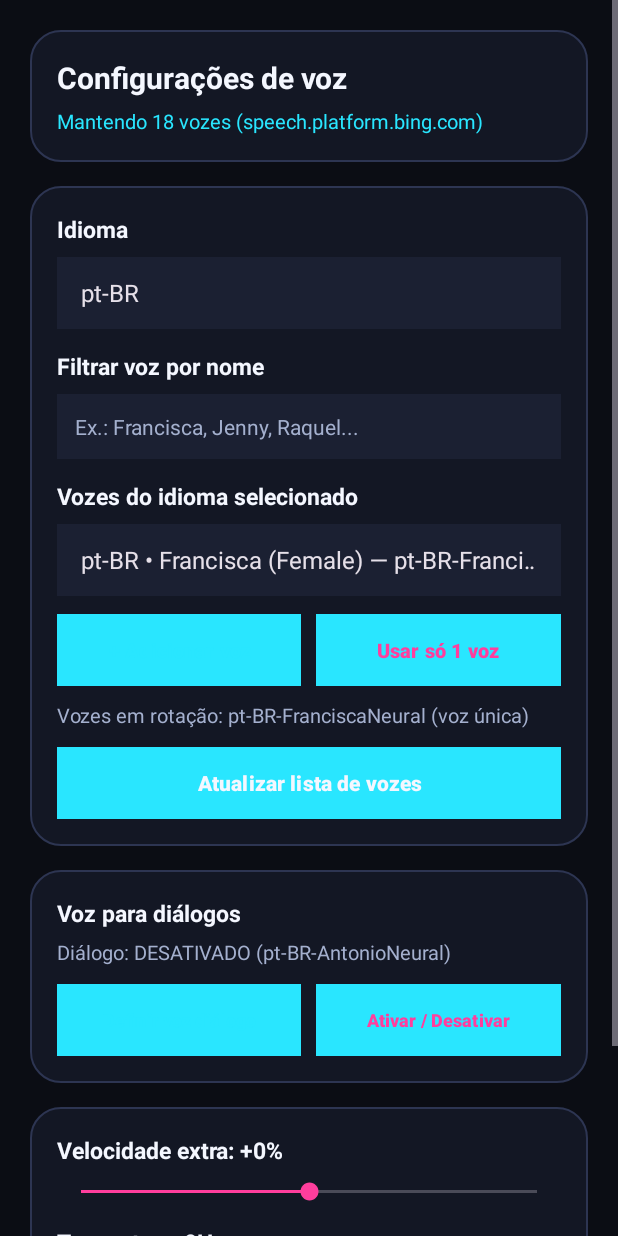
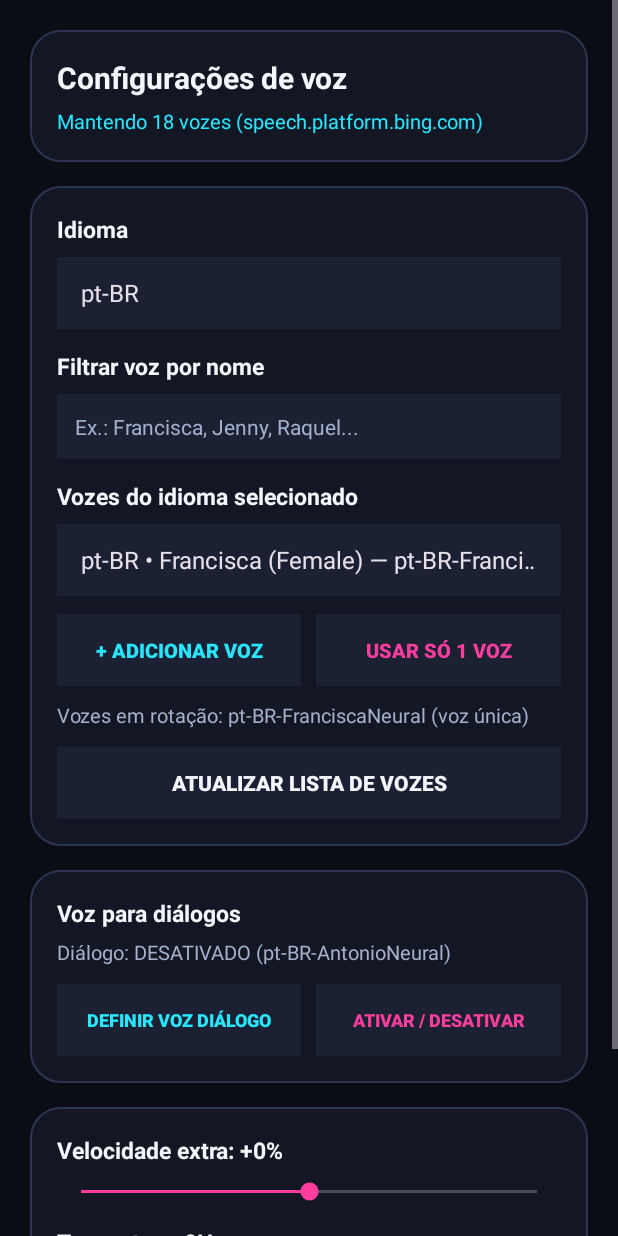
Before and after one commit to lovelydaymydear/GlowTTS, an Android app: the SettingsActivity screen opened directly, with no data from a screen before it, on a phone screen of 412 x 824 dp. Run offline under Robolectric (Android 15) with nearby library versions, the phone set to English and light mode, and no system bars; network calls fail.

Commit message:
Replace Button with AppCompatButton in layout

```diff
--- a/app/src/main/res/layout/activity_settings.xml
+++ b/app/src/main/res/layout/activity_settings.xml
@@ -105,13 +105,12 @@
                 android:layout_marginTop="12dp"
                 android:orientation="horizontal">
 
-                <Button
+                <androidx.appcompat.widget.AppCompatButton
                     android:id="@+id/btnAddVoiceToList"
                     android:layout_width="0dp"
                     android:layout_height="wrap_content"
                     android:layout_weight="1"
                     android:background="@color/glow_surface_elevated"
-                    android:backgroundTint="@null"
                     android:gravity="center"
                     android:maxLines="2"
                     android:minHeight="48dp"
@@ -122,14 +121,13 @@
                     android:textSize="13sp"
                     android:textStyle="bold" />
 
-                <Button
+                <androidx.appcompat.widget.AppCompatButton
                     android:id="@+id/btnClearVoiceList"
                     android:layout_width="0dp"
                     android:layout_height="wrap_content"
                     android:layout_marginStart="10dp"
                     android:layout_weight="1"
                     android:background="@color/glow_surface_elevated"
-                    android:backgroundTint="@null"
                     android:gravity="center"
                     android:maxLines="2"
                     android:minHeight="48dp"
@@ -150,13 +148,12 @@
                 android:textColor="@color/glow_text_secondary"
                 android:textSize="13sp" />
 
-            <Button
+            <androidx.appcompat.widget.AppCompatButton
                 android:id="@+id/btnReloadVoices"
                 android:layout_width="match_parent"
                 android:layout_height="wrap_content"
                 android:layout_marginTop="12dp"
                 android:background="@color/glow_surface_elevated"
-                android:backgroundTint="@null"
                 android:gravity="center"
                 android:maxLines="2"
                 android:minHeight="48dp"
@@ -198,13 +195,12 @@
                 android:layout_marginTop="12dp"
                 android:orientation="horizontal">
 
-                <Button
+                <androidx.appcompat.widget.AppCompatButton
                     android:id="@+id/btnSetDialogueVoice"
                     android:layout_width="0dp"
                     android:layout_height="wrap_content"
                     android:layout_weight="1"
                     android:background="@color/glow_surface_elevated"
-                    android:backgroundTint="@null"
                     android:gravity="center"
                     android:maxLines="2"
                     android:minHeight="48dp"
@@ -215,14 +211,13 @@
                     android:textSize="12sp"
                     android:textStyle="bold" />
 
-                <Button
+                <androidx.appcompat.widget.AppCompatButton
                     android:id="@+id/btnToggleDialogueVoice"
                     android:layout_width="0dp"
                     android:layout_height="wrap_content"
                     android:layout_marginStart="10dp"
                     android:layout_weight="1"
                     android:background="@color/glow_surface_elevated"
-                    android:backgroundTint="@null"
                     android:gravity="center"
                     android:maxLines="2"
                     android:minHeight="48dp"
@@ -276,13 +271,12 @@
                 android:layout_marginTop="8dp"
                 android:max="100" />
 
-            <Button
+            <androidx.appcompat.widget.AppCompatButton
                 android:id="@+id/btnSaveSettings"
                 android:layout_width="match_parent"
                 android:layout_height="wrap_content"
                 android:layout_marginTop="18dp"
                 android:background="@drawable/bg_glow_button"
-                android:backgroundTint="@null"
                 android:gravity="center"
                 android:maxLines="2"
                 android:minHeight="50dp"
```
